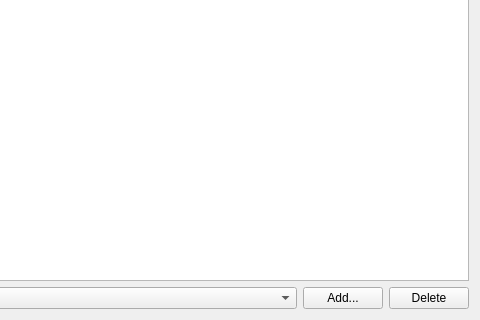
Qt form syntacticparsingwidget.ui (adamb924/Gloss) before a commit; both pictures show x 472 to 952 and y 238 to 558 of the 952 by 558 pixel window.
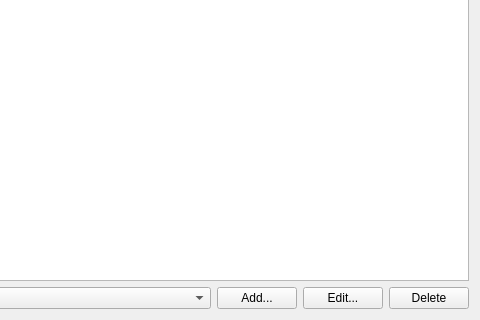
The same form after that commit.

```diff
--- a/syntacticparsingwidget.ui
+++ b/syntacticparsingwidget.ui
@@ -36,6 +36,13 @@
        </property>
       </widget>
      </item>
+     <item>
+      <widget class="QPushButton" name="editButton">
+       <property name="text">
+        <string>Edit...</string>
+       </property>
+      </widget>
+     </item>
      <item>
       <widget class="QPushButton" name="deleteButton">
        <property name="text">
```
